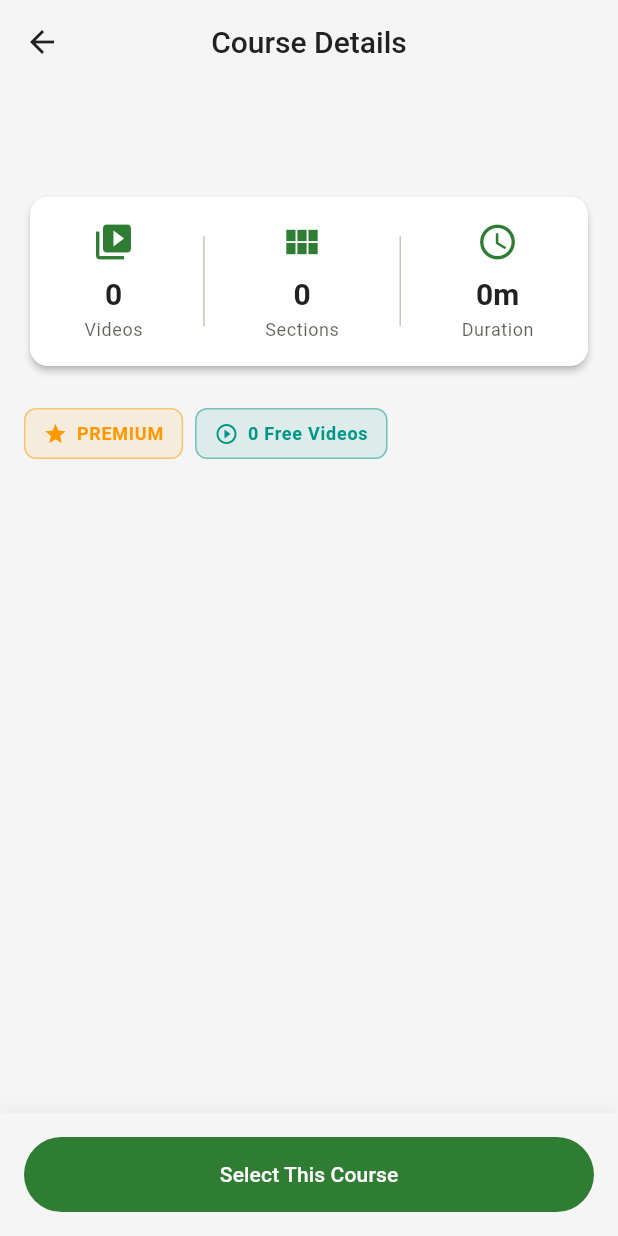
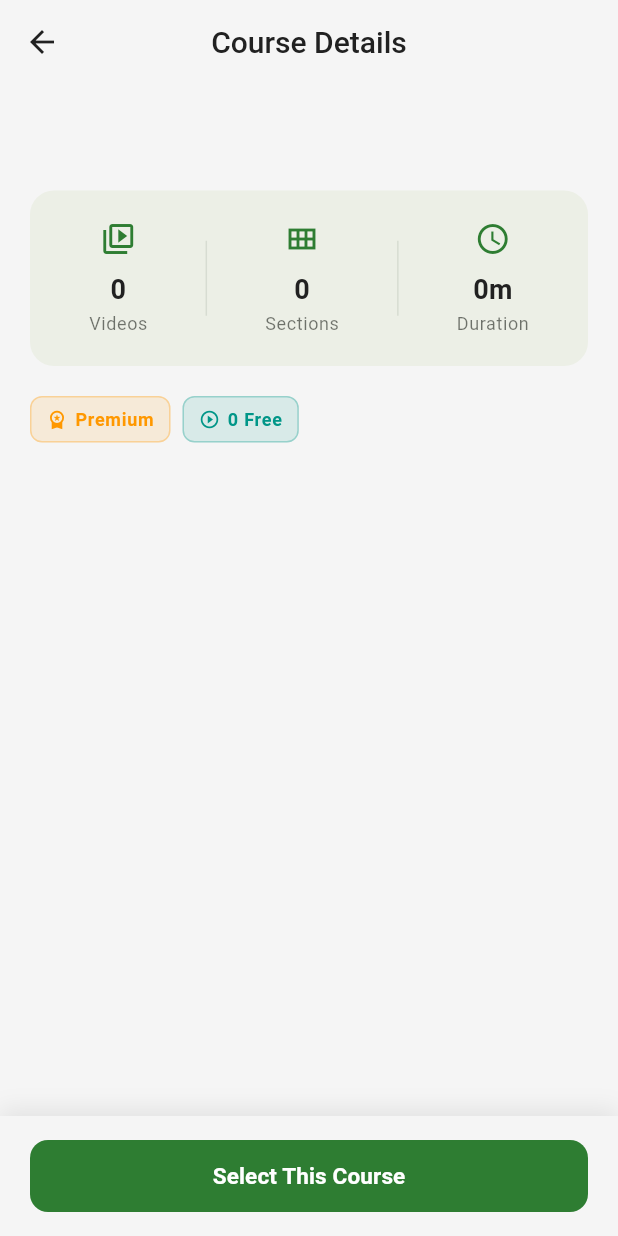
Before and after one commit to dantechu/Tai-Chi-Workout-new, a Flutter app: the CourseDetailPage screen opened directly with empty values, on a phone screen of 412 x 824 dp. Run offline on Flutter 3.47's test engine with Material 3 defaults, Android fonts, the phone set to English and light mode, and no system bars; our stand-ins replace audioplayers, chewie, cloud_firestore, connectivity_plus, dartz, dio and 11 more; accounts and stored records are empty.

Commit message:
course details ui updated

```diff
--- a/lib/presentation/courses/pages/course_detail_page.dart
+++ b/lib/presentation/courses/pages/course_detail_page.dart
@@ -27,7 +27,6 @@ class _CourseDetailPageState extends State<CourseDetailPage> {
     return BlocListener<CoursesBloc, CoursesState>(
       listener: (context, state) {
         if (state is CourseSelected) {
-          // Show success message
           ScaffoldMessenger.of(context).showSnackBar(
             SnackBar(
               content: Text('${state.course.name} selected'),
@@ -35,10 +34,8 @@ class _CourseDetailPageState extends State<CourseDetailPage> {
               behavior: SnackBarBehavior.floating,
             ),
           );
-          // Navigate back to courses list
           Navigator.of(context).pop();
         } else if (state is CoursesError) {
-          // Show error message
           ScaffoldMessenger.of(context).showSnackBar(
             SnackBar(
               content: Text(state.message),
@@ -52,28 +49,28 @@ class _CourseDetailPageState extends State<CourseDetailPage> {
       child: Scaffold(
         appBar: AppBar(
           title: const Text('Course Details'),
+          elevation: 0,
         ),
         body: Column(
           children: [
             Expanded(
               child: SingleChildScrollView(
-
-                padding: const EdgeInsets.all(16),
+                padding: const EdgeInsets.all(20),
                 child: Column(
                   crossAxisAlignment: CrossAxisAlignment.start,
                   children: [
                     _buildHeader(context),
-                    const SizedBox(height: 24),
+                    const SizedBox(height: 20),
                     _buildStats(context),
-                    const SizedBox(height: 24),
+                    const SizedBox(height: 20),
                     _buildBadges(context),
-                    const SizedBox(height: 24),
+                    const SizedBox(height: 20),
                     _buildDescription(context),
                     if (widget.course.sections.isNotEmpty) ...[
-                      const SizedBox(height: 24),
+                      const SizedBox(height: 20),
                       _buildSections(context),
                     ],
-                    const SizedBox(height: 80), // Space for bottom button
+                    const SizedBox(height: 90),
                   ],
                 ),
               ),
@@ -92,32 +89,37 @@ class _CourseDetailPageState extends State<CourseDetailPage> {
       children: [
         Text(
           widget.course.name,
-          style: theme.textTheme.headlineMedium?.copyWith(
+          style: theme.textTheme.titleLarge?.copyWith(
             fontWeight: FontWeight.bold,
+            fontSize: 24,
           ),
         ),
         if (widget.isSelected) ...[
-          const SizedBox(height: 8),
+          const SizedBox(height: 12),
           Container(
-            padding: const EdgeInsets.symmetric(horizontal: 12, vertical: 6),
+            padding: const EdgeInsets.symmetric(horizontal: 10, vertical: 5),
             decoration: BoxDecoration(
-              color: theme.colorScheme.primary,
-              borderRadius: BorderRadius.circular(20),
+              color: theme.colorScheme.primary.withValues(alpha: 0.12),
+              borderRadius: BorderRadius.circular(16),
+              border: Border.all(
+                color: theme.colorScheme.primary.withValues(alpha: 0.3),
+              ),
             ),
             child: Row(
               mainAxisSize: MainAxisSize.min,
               children: [
                 Icon(
                   Icons.check_circle,
-                  size: 16,
-                  color: theme.colorScheme.onPrimary,
+                  size: 14,
+                  color: theme.colorScheme.primary,
                 ),
-                const SizedBox(width: 4),
+                const SizedBox(width: 5),
                 Text(
                   'Currently Selected',
-                  style: theme.textTheme.labelMedium?.copyWith(
-                    color: theme.colorScheme.onPrimary,
-                    fontWeight: FontWeight.bold,
+                  style: theme.textTheme.labelSmall?.copyWith(
+                    color: theme.colorScheme.primary,
+                    fontWeight: FontWeight.w600,
+                    fontSize: 12,
                   ),
                 ),
               ],
@@ -129,34 +131,37 @@ class _CourseDetailPageState extends State<CourseDetailPage> {
   }
 
   Widget _buildStats(BuildContext context) {
-    return Card(
-      child: Padding(
-        padding: const EdgeInsets.all(16),
+    final theme = Theme.of(context);
+    return Container(
+      padding: const EdgeInsets.all(20),
+      decoration: BoxDecoration(
+        color: theme.colorScheme.surfaceContainer,
+        borderRadius: BorderRadius.circular(16),
+      ),
       child: Row(
         mainAxisAlignment: MainAxisAlignment.spaceAround,
         children: [
           _buildStatItem(
             context,
-              icon: Icons.video_library,
+            icon: Icons.video_library_outlined,
             label: 'Videos',
             value: '${widget.course.metadata.totalVideos}',
           ),
           _buildVerticalDivider(context),
           _buildStatItem(
             context,
-              icon: Icons.view_module,
+            icon: Icons.view_module_outlined,
             label: 'Sections',
             value: '${widget.course.metadata.totalSections}',
           ),
           _buildVerticalDivider(context),
           _buildStatItem(
             context,
-              icon: Icons.access_time,
+            icon: Icons.access_time_outlined,
             label: 'Duration',
             value: widget.course.metadata.formattedDuration,
           ),
         ],
-        ),
       ),
     );
   }
@@ -170,19 +175,25 @@ class _CourseDetailPageState extends State<CourseDetailPage> {
     final theme = Theme.of(context);
     return Column(
       children: [
-        Icon(icon, color: theme.colorScheme.primary, size: 28),
+        Icon(
+          icon,
+          color: theme.colorScheme.primary,
+          size: 24,
+        ),
         const SizedBox(height: 8),
         Text(
           value,
-          style: theme.textTheme.titleLarge?.copyWith(
+          style: theme.textTheme.titleMedium?.copyWith(
             fontWeight: FontWeight.bold,
+            fontSize: 18,
           ),
         ),
-        const SizedBox(height: 4),
+        const SizedBox(height: 2),
         Text(
           label,
           style: theme.textTheme.bodySmall?.copyWith(
-            color: theme.colorScheme.onSurface.withValues(alpha:0.7),
+            color: theme.colorScheme.onSurface.withValues(alpha: 0.6),
+            fontSize: 12,
           ),
         ),
       ],
@@ -191,9 +202,9 @@ class _CourseDetailPageState extends State<CourseDetailPage> {
 
   Widget _buildVerticalDivider(BuildContext context) {
     return Container(
-      height: 60,
+      height: 50,
       width: 1,
-      color: Theme.of(context).colorScheme.outlineVariant,
+      color: Theme.of(context).colorScheme.outlineVariant.withValues(alpha: 0.5),
     );
   }
 
@@ -204,29 +215,29 @@ class _CourseDetailPageState extends State<CourseDetailPage> {
       children: [
         _buildBadge(
           context,
-          label: widget.course.isFree ? 'FREE' : 'PREMIUM',
+          label: widget.course.isFree ? 'Free' : 'Premium',
           color: widget.course.isFree ? Colors.green : Colors.orange,
-          icon: widget.course.isFree ? Icons.lock_open : Icons.star,
+          icon: widget.course.isFree ? Icons.lock_open : Icons.workspace_premium,
         ),
         if (widget.course.isDefault)
           _buildBadge(
             context,
-            label: 'DEFAULT COURSE',
+            label: 'Default',
             color: Colors.blue,
             icon: Icons.bookmark,
           ),
         _buildBadge(
           context,
-          label: '${widget.course.metadata.freeVideos} Free Videos',
+          label: '${widget.course.metadata.freeVideos} Free',
           color: Colors.teal,
           icon: Icons.play_circle_outline,
         ),
         if (widget.course.metadata.premiumVideos > 0)
           _buildBadge(
             context,
-            label: '${widget.course.metadata.premiumVideos} Premium Videos',
+            label: '${widget.course.metadata.premiumVideos} Premium',
             color: Colors.deepOrange,
-            icon: Icons.workspace_premium,
+            icon: Icons.star_outline,
           ),
       ],
     );
@@ -239,22 +250,26 @@ class _CourseDetailPageState extends State<CourseDetailPage> {
     required IconData icon,
   }) {
     return Container(
-      padding: const EdgeInsets.symmetric(horizontal: 12, vertical: 8),
+      padding: const EdgeInsets.symmetric(horizontal: 10, vertical: 6),
       decoration: BoxDecoration(
-        color: color.withValues(alpha:0.1),
+        color: color.withValues(alpha: 0.12),
         borderRadius: BorderRadius.circular(8),
-        border: Border.all(color: color.withValues(alpha:0.5)),
+        border: Border.all(
+          color: color.withValues(alpha: 0.3),
+          width: 1,
+        ),
       ),
       child: Row(
         mainAxisSize: MainAxisSize.min,
         children: [
-          Icon(icon, size: 16, color: color),
-          const SizedBox(width: 6),
+          Icon(icon, size: 14, color: color),
+          const SizedBox(width: 5),
           Text(
             label,
-            style: Theme.of(context).textTheme.labelMedium?.copyWith(
+            style: Theme.of(context).textTheme.labelSmall?.copyWith(
                   color: color,
-                  fontWeight: FontWeight.bold,
+                  fontWeight: FontWeight.w600,
+                  fontSize: 12,
                 ),
           ),
         ],
@@ -279,33 +294,37 @@ class _CourseDetailPageState extends State<CourseDetailPage> {
       children: [
         Text(
           'About This Course',
-          style: theme.textTheme.titleLarge?.copyWith(
+          style: theme.textTheme.titleMedium?.copyWith(
             fontWeight: FontWeight.bold,
+            fontSize: 16,
           ),
         ),
-        const SizedBox(height: 8),
+        const SizedBox(height: 10),
         Text(
           displayText,
-          style: theme.textTheme.bodyLarge?.copyWith(
-            color: theme.colorScheme.onSurface.withValues(alpha: 0.8),
-            height: 1.5,
+          style: theme.textTheme.bodyMedium?.copyWith(
+            color: theme.colorScheme.onSurface.withValues(alpha: 0.75),
+            height: 1.6,
+            fontSize: 14,
           ),
         ),
         if (shouldTruncate) ...[
-          const SizedBox(height: 4),
+          const SizedBox(height: 6),
           InkWell(
             onTap: () {
               setState(() {
                 _isDescriptionExpanded = !_isDescriptionExpanded;
               });
             },
+            borderRadius: BorderRadius.circular(4),
             child: Padding(
-              padding: const EdgeInsets.symmetric(vertical: 4),
+              padding: const EdgeInsets.symmetric(vertical: 4, horizontal: 2),
               child: Text(
                 _isDescriptionExpanded ? 'View less' : 'View more',
-                style: theme.textTheme.bodyMedium?.copyWith(
+                style: theme.textTheme.bodySmall?.copyWith(
                   color: theme.colorScheme.primary,
                   fontWeight: FontWeight.w600,
+                  fontSize: 13,
                 ),
               ),
             ),
@@ -322,26 +341,35 @@ class _CourseDetailPageState extends State<CourseDetailPage> {
       children: [
         Text(
           'Course Content',
-          style: theme.textTheme.titleLarge?.copyWith(
+          style: theme.textTheme.titleMedium?.copyWith(
             fontWeight: FontWeight.bold,
+            fontSize: 16,
           ),
         ),
         const SizedBox(height: 12),
-        ...widget.course.sections.map<Widget>((section) => _buildSectionCard(context, section)),
+        ...widget.course.sections.map<Widget>(
+          (section) => _buildSectionCard(context, section),
+        ),
       ],
     );
   }
 
   Widget _buildSectionCard(BuildContext context, section) {
     final theme = Theme.of(context);
-    return Card(
-      margin: const EdgeInsets.only(bottom: 12),
+    return Container(
+      margin: const EdgeInsets.only(bottom: 10),
+      decoration: BoxDecoration(
+        color: theme.colorScheme.surfaceContainer,
+        borderRadius: BorderRadius.circular(12),
+      ),
       child: ExpansionTile(
         shape: const Border(),
         collapsedShape: const Border(),
+        tilePadding: const EdgeInsets.symmetric(horizontal: 16, vertical: 4),
+        childrenPadding: const EdgeInsets.only(bottom: 12),
         leading: Container(
-          width: 40,
-          height: 40,
+          width: 36,
+          height: 36,
           decoration: BoxDecoration(
             color: theme.colorScheme.primaryContainer,
             borderRadius: BorderRadius.circular(8),
@@ -349,36 +377,46 @@ class _CourseDetailPageState extends State<CourseDetailPage> {
           child: Center(
             child: Text(
               '${section.sectionNumber}',
-              style: theme.textTheme.titleMedium?.copyWith(
+              style: theme.textTheme.titleSmall?.copyWith(
                 fontWeight: FontWeight.bold,
                 color: theme.colorScheme.onPrimaryContainer,
+                fontSize: 14,
               ),
             ),
           ),
         ),
         title: Text(
           section.title,
-          style: theme.textTheme.titleMedium?.copyWith(
+          style: theme.textTheme.bodyLarge?.copyWith(
             fontWeight: FontWeight.w600,
+            fontSize: 15,
           ),
         ),
-        subtitle: Text(
+        subtitle: Padding(
+          padding: const EdgeInsets.only(top: 4),
+          child: Text(
             '${section.videos.length} videos • ${_formatDuration(section.totalDuration.inSeconds)}',
-          style: theme.textTheme.bodySmall,
+            style: theme.textTheme.bodySmall?.copyWith(
+              color: theme.colorScheme.onSurface.withValues(alpha: 0.6),
+              fontSize: 12,
+            ),
+          ),
         ),
         children: [
           if (section.description.isNotEmpty)
             Padding(
-              padding: const EdgeInsets.fromLTRB(16, 0, 16, 8),
+              padding: const EdgeInsets.fromLTRB(16, 8, 16, 12),
               child: Text(
                 section.description,
-                style: theme.textTheme.bodyMedium?.copyWith(
-                  color: theme.colorScheme.onSurface.withValues(alpha:0.7),
+                style: theme.textTheme.bodySmall?.copyWith(
+                  color: theme.colorScheme.onSurface.withValues(alpha: 0.7),
+                  height: 1.5,
+                  fontSize: 13,
                 ),
               ),
             ),
           Padding(
-            padding: const EdgeInsets.fromLTRB(16, 0, 16, 16),
+            padding: const EdgeInsets.symmetric(horizontal: 16),
             child: Column(
               children: section.videos
                   .map<Widget>((video) => _buildVideoItem(context, video))
@@ -393,37 +431,43 @@ class _CourseDetailPageState extends State<CourseDetailPage> {
   Widget _buildVideoItem(BuildContext context, video) {
     final theme = Theme.of(context);
     return Padding(
-      padding: const EdgeInsets.symmetric(vertical: 4),
+      padding: const EdgeInsets.symmetric(vertical: 6),
       child: Row(
         children: [
           Icon(
             Icons.play_circle_outline,
-            size: 20,
-            color: theme.colorScheme.primary,
+            size: 18,
+            color: theme.colorScheme.primary.withValues(alpha: 0.7),
           ),
-          const SizedBox(width: 8),
+          const SizedBox(width: 10),
           Expanded(
             child: Text(
               video.title,
-              style: theme.textTheme.bodyMedium,
-              maxLines: 1,
+              style: theme.textTheme.bodyMedium?.copyWith(
+                fontSize: 13,
+                height: 1.3,
+              ),
+              maxLines: 2,
               overflow: TextOverflow.ellipsis,
             ),
           ),
           if (video.isPremium)
             Container(
-              padding: const EdgeInsets.symmetric(horizontal: 6, vertical: 2),
+              padding: const EdgeInsets.symmetric(horizontal: 6, vertical: 3),
               margin: const EdgeInsets.only(left: 8),
               decoration: BoxDecoration(
-                color: theme.colorScheme.secondary,
+                color: theme.colorScheme.secondary.withValues(alpha: 0.15),
                 borderRadius: BorderRadius.circular(4),
+                border: Border.all(
+                  color: theme.colorScheme.secondary.withValues(alpha: 0.3),
+                ),
               ),
               child: Text(
                 'PRO',
                 style: theme.textTheme.labelSmall?.copyWith(
-                  color: theme.colorScheme.onSecondary,
+                  color: theme.colorScheme.secondary,
                   fontWeight: FontWeight.bold,
-                  fontSize: 10,
+                  fontSize: 9,
                 ),
               ),
             ),
@@ -431,7 +475,8 @@ class _CourseDetailPageState extends State<CourseDetailPage> {
           Text(
             _formatDuration(video.duration.inSeconds),
             style: theme.textTheme.bodySmall?.copyWith(
-              color: theme.colorScheme.onSurface.withValues(alpha:0.6),
+              color: theme.colorScheme.onSurface.withValues(alpha: 0.5),
+              fontSize: 11,
             ),
           ),
         ],
@@ -442,14 +487,14 @@ class _CourseDetailPageState extends State<CourseDetailPage> {
   Widget _buildBottomButton(BuildContext context) {
     final theme = Theme.of(context);
     return Container(
-      padding: const EdgeInsets.all(16),
+      padding: const EdgeInsets.symmetric(horizontal: 20, vertical: 16),
       decoration: BoxDecoration(
         color: theme.colorScheme.surface,
         boxShadow: [
           BoxShadow(
-            color: Colors.black.withValues(alpha:0.05),
-            blurRadius: 10,
-            offset: const Offset(0, -2),
+            color: Colors.black.withValues(alpha: 0.08),
+            blurRadius: 12,
+            offset: const Offset(0, -4),
           ),
         ],
       ),
@@ -460,15 +505,30 @@ class _CourseDetailPageState extends State<CourseDetailPage> {
 
             return SizedBox(
               width: double.infinity,
-              height: 50,
+              height: 48,
               child: widget.isSelected
                   ? OutlinedButton.icon(
                       onPressed: null,
-                      icon: const Icon(Icons.check_circle),
-                      label: const Text('Selected'),
+                      icon: Icon(
+                        Icons.check_circle,
+                        size: 18,
+                      ),
+                      label: Text(
+                        'Selected',
+                        style: TextStyle(
+                          fontSize: 15,
+                          fontWeight: FontWeight.w600,
+                        ),
+                      ),
                       style: OutlinedButton.styleFrom(
-                        side: BorderSide(color: theme.colorScheme.primary),
+                        side: BorderSide(
+                          color: theme.colorScheme.primary.withValues(alpha: 0.5),
+                          width: 1.5,
+                        ),
                         foregroundColor: theme.colorScheme.primary,
+                        shape: RoundedRectangleBorder(
+                          borderRadius: BorderRadius.circular(12),
+                        ),
                       ),
                     )
                   : FilledButton(
@@ -479,16 +539,28 @@ class _CourseDetailPageState extends State<CourseDetailPage> {
                                   .read<CoursesBloc>()
                                   .add(SelectCourseEvent(widget.course.id));
                             },
+                      style: FilledButton.styleFrom(
+                        shape: RoundedRectangleBorder(
+                          borderRadius: BorderRadius.circular(12),
+                        ),
+                        elevation: 0,
+                      ),
                       child: isLoading
-                          ? const SizedBox(
-                              height: 20,
-                              width: 20,
+                          ? SizedBox(
+                              height: 18,
+                              width: 18,
                               child: CircularProgressIndicator(
                                 strokeWidth: 2,
-                                color: Colors.white,
+                                color: theme.colorScheme.onPrimary,
                               ),
                             )
-                          : const Text('Select This Course'),
+                          : Text(
+                              'Select This Course',
+                              style: TextStyle(
+                                fontSize: 15,
+                                fontWeight: FontWeight.w600,
+                              ),
+                            ),
                     ),
             );
           },
```
Lines whose indentation alone changed are shown as unchanged.
